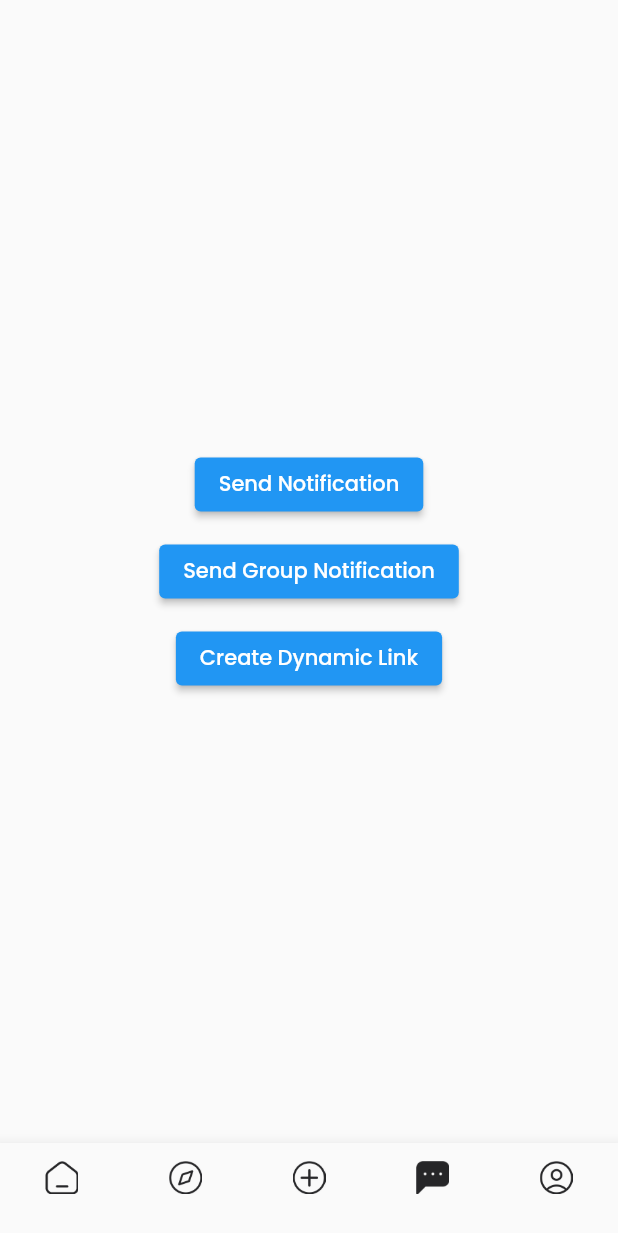
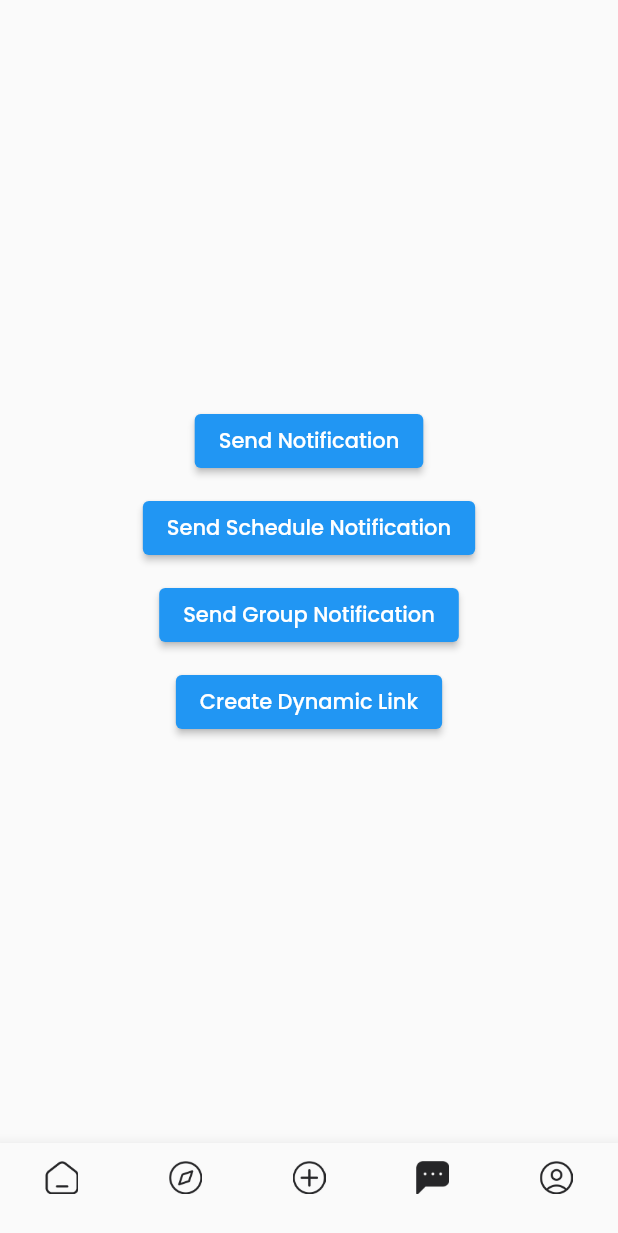
Before and after one commit to CPAD-Gazipur/EMS, a Flutter app: the HomeScreen screen opened directly, item 4 of the bottom bar chosen, on a phone screen of 412 x 824 dp. Shown: the top 1233 px of the screen. Run offline on Flutter 3.47's test engine with Material 2 defaults, Android fonts, the phone set to English and light mode, and no system bars; our stand-ins replace cloud_firestore, dotted_border, firebase_auth, firebase_core, firebase_dynamic_links, firebase_messaging and 10 more; missing offline and left inert: video_thumbnail; accounts and stored records are empty.

Commit message:
EMS - Schedule Notification Added !!!

```diff
--- a/lib/service/local_push_notification.dart
+++ b/lib/service/local_push_notification.dart
@@ -1,40 +1,92 @@
 import 'dart:math';
+import 'package:firebase_messaging/firebase_messaging.dart';
+import 'package:flutter/material.dart';
+import 'package:flutter_local_notifications/flutter_local_notifications.dart';
+import 'package:rxdart/rxdart.dart';
+import 'package:timezone/timezone.dart' as tz;
+import 'package:timezone/data/latest.dart' as tz;
+import 'package:flutter_native_timezone/flutter_native_timezone.dart';
 
-import 'package:firebase_messaging/firebase_messaging.dart';
-import 'package:flutter_local_notifications/flutter_local_notifications.dart';
 
 class LocalNotificationService {
+
   static final FlutterLocalNotificationsPlugin
       _flutterLocalNotificationsPlugin = FlutterLocalNotificationsPlugin();
+  static final onNotifications = BehaviorSubject<String?>();
 
-  static void initialize() {
+  static void initialize({bool isSchedule = false}) async {
+
     const InitializationSettings initializationSettings =
         InitializationSettings(
-            android: AndroidInitializationSettings("@mipmap/ic_launcher"));
-    _flutterLocalNotificationsPlugin.initialize(initializationSettings);
+            android: AndroidInitializationSettings("@mipmap/ic_launcher"),
+            iOS: IOSInitializationSettings());
+
+    final details = await _flutterLocalNotificationsPlugin.getNotificationAppLaunchDetails();
+    if(details != null && details.didNotificationLaunchApp){
+      onNotifications.add(details.payload);
+    }
+
+    await _flutterLocalNotificationsPlugin.initialize(
+      initializationSettings,
+      onSelectNotification: (payload) {
+        onNotifications.add(payload);
+      },
+    );
+
+    if(isSchedule){
+      tz.initializeTimeZones();
+      final locationName = await FlutterNativeTimezone.getLocalTimezone();
+      tz.setLocalLocation(tz.getLocation(locationName));
+    }
   }
+
+  static NotificationDetails notificationDetails = const NotificationDetails(
+    android: AndroidNotificationDetails(
+      'channel',
+      'my channel',
+      importance: Importance.max,
+      priority: Priority.high,
+      playSound: true,
+    ),
+    iOS: IOSNotificationDetails(),
+  );
 
   static void display(RemoteMessage message) async {
     try {
       Random random = Random();
       int id = random.nextInt(1000);
 
-      const NotificationDetails notificationDetails = NotificationDetails(
-          android: AndroidNotificationDetails(
-        "mychanel",
-        "my chanel",
-        importance: Importance.max,
-        priority: Priority.high,
-      ));
 
       await _flutterLocalNotificationsPlugin.show(
         id,
         message.notification!.title,
         message.notification!.body,
         notificationDetails,
+        payload: 'sara.abs',
       );
     } on Exception catch (e) {
-      print(e);
+      debugPrint(e.toString());
+    }
+  }
+
+  static void displayScheduleNotification(
+      {required String title, required String body, required DateTime dateTime}) async {
+    try {
+      Random random = Random();
+      int id = random.nextInt(1000);
+
+      await _flutterLocalNotificationsPlugin.zonedSchedule(
+        id,
+        title,
+        body,
+        tz.TZDateTime.from(dateTime,tz.local),
+        notificationDetails,
+        payload: 'sara.abs',
+        androidAllowWhileIdle: true,
+        uiLocalNotificationDateInterpretation: UILocalNotificationDateInterpretation.absoluteTime,
+      );
+    } on Exception catch (e) {
+      debugPrint(e.toString());
     }
   }
 }
--- a/lib/views/chat/chat_view.dart
+++ b/lib/views/chat/chat_view.dart
@@ -1,6 +1,7 @@
 import 'dart:convert';
 
 import 'package:ems/config/app_credentials.dart';
+import 'package:ems/service/local_push_notification.dart';
 import 'package:firebase_dynamic_links/firebase_dynamic_links.dart';
 import 'package:firebase_messaging/firebase_messaging.dart';
 import 'package:flutter/material.dart';
@@ -21,7 +22,7 @@ class _ChatScreenState extends State<ChatScreen> {
   @override
   initState() {
     super.initState();
-
+    LocalNotificationService.initialize(isSchedule: true);
     FirebaseMessaging.instance.subscribeToTopic('subscription');
   }
 
@@ -94,6 +95,42 @@ class _ChatScreenState extends State<ChatScreen> {
     }
   }
 
+  /*sendScheduleNotification(String title,DateTime dateTime) async {
+
+    final data = {
+      'click_action': 'FLUTTER_NOTIFICATION_CLICK',
+      'id': '1',
+      'status': 'done',
+      'message': title,
+    };
+
+    try {
+      http.Response response = await http.post(
+        Uri.parse(AppCredential.fcmNotificationUrl),
+        headers: <String, String>{
+          'Content-Type': AppCredential.headerContentType,
+          'Authorization': AppCredential.fcmAuthorizationKey,
+        },
+        body: jsonEncode(<String, dynamic>{
+          'notification': <String, dynamic>{
+            'title': title,
+            'body': 'Group Notification Send',
+          },
+          'priority': 'high',
+          'data': data,
+          'to': '/topics/subscription',
+        }),
+      );
+
+      if (response.statusCode == 200) {
+        Get.snackbar('Success', 'Group Notification Send',
+            colorText: Colors.blue);
+      }
+    } catch (e) {
+      Get.snackbar('Warning', 'Error: $e', colorText: Colors.blue);
+    }
+  }*/
+
   createDynamicLink(String docID) async {
     String url = 'https://www.rokomari.com';
 
@@ -135,6 +172,20 @@ class _ChatScreenState extends State<ChatScreen> {
           ),
           ElevatedButton(
               onPressed: () {
+                LocalNotificationService.displayScheduleNotification(
+                  title: 'Hello',
+                  body: 'This is schedule Notification',
+                  dateTime: DateTime.now().add(const Duration(seconds: 12)),
+                );
+
+                Get.snackbar('Success', 'Schedule Notification in 12 Sec');
+              },
+              child: const Text('Send Schedule Notification')),
+          const SizedBox(
+            height: 10,
+          ),
+          ElevatedButton(
+              onPressed: () {
                 sendNotificationToGroup('Group Notification');
               },
               child: const Text('Send Group Notification')),
--- a/pubspec.yaml
+++ b/pubspec.yaml
@@ -51,6 +51,9 @@ dependencies:
   http: ^0.13.4
   firebase_dynamic_links: ^4.2.5
   share_plus: ^4.0.4
+  rxdart: ^0.27.4
+  flutter_native_timezone: ^2.0.0
+
 
 dev_dependencies:
   flutter_test:
```
Also changed, not shown: lib/views/home/home_screen.dart (+17 -9 lines), lib/views/on_boarding/on_boarding_screen.dart (+7 -0 lines), pubspec.lock, 1 other file.
